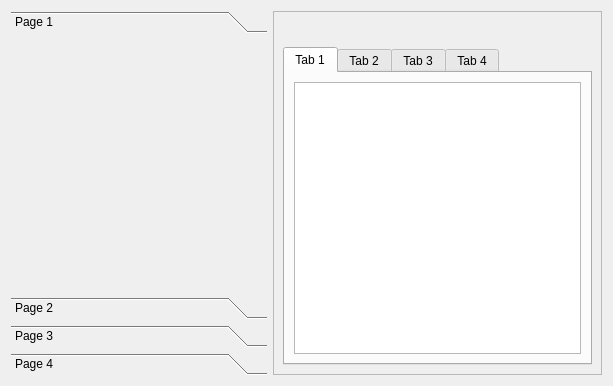
Before: the Qt Designer form Qt/my_programm/_For_tests/src/for_tests_mainbox/src/ui/for_tests_mainbox.ui in RinatB2017/mega_GIT, drawn with Qt 5.
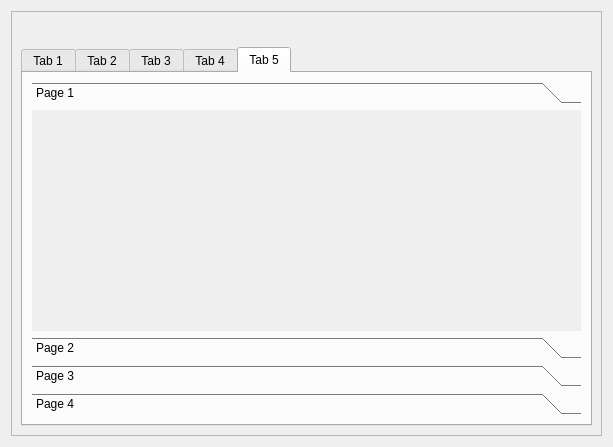
After: the same form once the commit is applied. The open tabs and pages were chosen to show the change. Icons and pictures are not drawn. Custom widgets are drawn as their Qt base class.

Patch:
```diff
--- a/Qt/my_programm/_For_tests/src/for_tests_mainbox/src/ui/for_tests_mainbox.ui
+++ b/Qt/my_programm/_For_tests/src/for_tests_mainbox/src/ui/for_tests_mainbox.ui
@@ -7,73 +7,10 @@
     <x>0</x>
     <y>0</y>
     <width>613</width>
-    <height>386</height>
+    <height>447</height>
    </rect>
   </property>
   <layout class="QHBoxLayout" name="horizontalLayout">
-   <item>
-    <widget class="QToolBox" name="toolBox">
-     <property name="currentIndex">
-      <number>0</number>
-     </property>
-     <widget class="QWidget" name="page">
-      <property name="geometry">
-       <rect>
-        <x>0</x>
-        <y>0</y>
-        <width>180</width>
-        <height>242</height>
-       </rect>
-      </property>
-      <attribute name="label">
-       <string>Page 1</string>
-      </attribute>
-     </widget>
-     <widget class="QWidget" name="page_2">
-      <property name="geometry">
-       <rect>
-        <x>0</x>
-        <y>0</y>
-        <width>180</width>
-        <height>242</height>
-       </rect>
-      </property>
-      <attribute name="icon">
-       <iconset resource="../../../../images/images.qrc">
-        <normaloff>:/images/computer.ico</normaloff>:/images/computer.ico</iconset>
-      </attribute>
-      <attribute name="label">
-       <string>Page 2</string>
-      </attribute>
-     </widget>
-     <widget class="QWidget" name="page_3">
-      <property name="geometry">
-       <rect>
-        <x>0</x>
-        <y>0</y>
-        <width>180</width>
-        <height>242</height>
-       </rect>
-      </property>
-      <attribute name="label">
-       <string>Page 3</string>
-      </attribute>
-     </widget>
-     <widget class="QWidget" name="page_4">
-      <property name="geometry">
-       <rect>
-        <x>0</x>
-        <y>0</y>
-        <width>180</width>
-        <height>242</height>
-       </rect>
-      </property>
-      <attribute name="label">
-       <string>Page 4</string>
-      </attribute>
-     </widget>
-    </widget>
-   </item>
    <item>
     <widget class="QFrame" name="frame">
      <property name="frameShape">
@@ -343,6 +280,76 @@
           </item>
          </layout>
         </widget>
+        <widget class="QWidget" name="tab_5">
+         <attribute name="title">
+          <string>Tab 5</string>
+         </attribute>
+         <layout class="QVBoxLayout" name="verticalLayout_6">
+          <item>
+           <widget class="QToolBox" name="toolBox">
+            <property name="currentIndex">
+             <number>0</number>
+            </property>
+            <widget class="QWidget" name="page">
+             <property name="geometry">
+              <rect>
+               <x>0</x>
+               <y>0</y>
+               <width>565</width>
+               <height>212</height>
+              </rect>
+             </property>
+             <attribute name="label">
+              <string>Page 1</string>
+             </attribute>
+            </widget>
+            <widget class="QWidget" name="page_2">
+             <property name="geometry">
+              <rect>
+               <x>0</x>
+               <y>0</y>
+               <width>180</width>
+               <height>303</height>
+              </rect>
+             </property>
+             <attribute name="icon">
+              <iconset resource="../../../../images/images.qrc">
+               <normaloff>:/images/computer.ico</normaloff>:/images/computer.ico</iconset>
+             </attribute>
+             <attribute name="label">
+              <string>Page 2</string>
+             </attribute>
+            </widget>
+            <widget class="QWidget" name="page_3">
+             <property name="geometry">
+              <rect>
+               <x>0</x>
+               <y>0</y>
+               <width>180</width>
+               <height>303</height>
+              </rect>
+             </property>
+             <attribute name="label">
+              <string>Page 3</string>
+             </attribute>
+            </widget>
+            <widget class="QWidget" name="page_4">
+             <property name="geometry">
+              <rect>
+               <x>0</x>
+               <y>0</y>
+               <width>180</width>
+               <height>303</height>
+              </rect>
+             </property>
+             <attribute name="label">
+              <string>Page 4</string>
+             </attribute>
+            </widget>
+           </widget>
+          </item>
+         </layout>
+        </widget>
        </widget>
       </item>
      </layout>
@@ -363,6 +370,11 @@
    <header>controlexitwidget.hpp</header>
    <container>1</container>
   </customwidget>
+  <customwidget>
+   <class>MyListWidget</class>
+   <extends>QListWidget</extends>
+   <header>mylistwidget.hpp</header>
+  </customwidget>
  </customwidgets>
  <tabstops>
   <tabstop>sb_1</tabstop>
```
Left out of the diff: 74 changed lines with no effect on the pictures.
